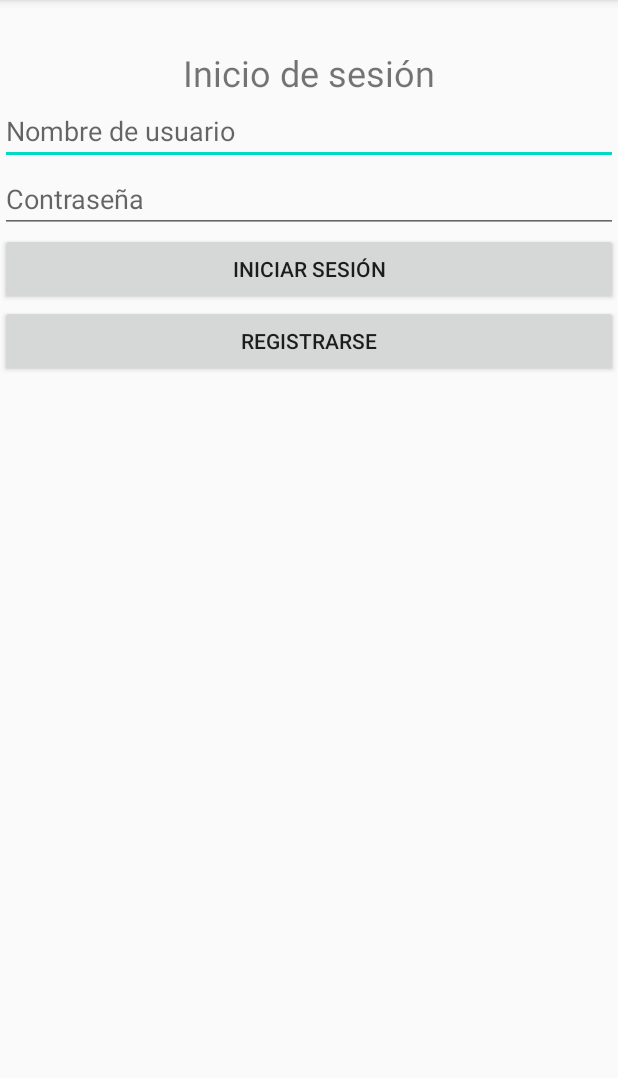
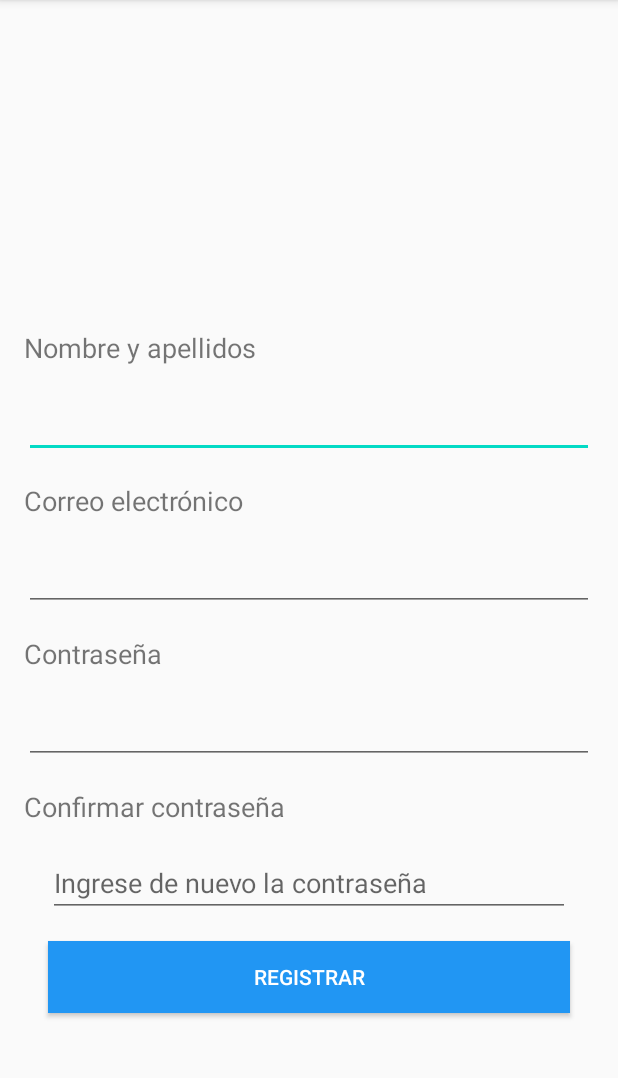
Before and after one commit to Ducexll/solCoin, an Android app: the screen it shows after launch (LoginActivity before the commit, RegistroActivity after it), after a tap on "REGISTRARSE", on a phone screen of 412 x 824 dp, the part 84-1162 px from its top. Run offline under Robolectric (Android 15) with nearby library versions, the phone set to English and light mode, and no system bars.

Commit message:
pantalla regristo añadida

```diff
--- a/app/src/main/AndroidManifest.xml
+++ b/app/src/main/AndroidManifest.xml
@@ -12,6 +12,13 @@
         android:supportsRtl="true"
         android:theme="@style/Theme.SolCoin"
         tools:targetApi="31">
+        <activity
+            android:name=".RegistroActivity"
+            android:exported="false">
+            <meta-data
+                android:name="android.app.lib_name"
+                android:value="" />
+        </activity>
         <activity
             android:name=".LoginActivity"
             android:exported="true">
--- a/app/src/main/java/tfg/solcoin/LoginActivity.java
+++ b/app/src/main/java/tfg/solcoin/LoginActivity.java
@@ -51,8 +51,8 @@ public class LoginActivity extends AppCompatActivity {
             @Override
             public void onClick(View view) {
                 // Inicia la actividad de registro de usuario
-                //Intent intent = new Intent(LoginActivity.this, RegisterActivity.class);
-                //startActivity(intent);
+                Intent intent = new Intent(LoginActivity.this, RegistroActivity.class);
+                startActivity(intent);
             }
         });
     }
--- /dev/null
+++ b/app/src/main/java/tfg/solcoin/RegistroActivity.java
@@ -0,0 +1,14 @@
+package tfg.solcoin;
+
+import androidx.appcompat.app.AppCompatActivity;
+
+import android.os.Bundle;
+
+public class RegistroActivity extends AppCompatActivity {
+
+    @Override
+    protected void onCreate(Bundle savedInstanceState) {
+        super.onCreate(savedInstanceState);
+        setContentView(R.layout.activity_registro);
+    }
+}
--- /dev/null
+++ b/app/src/main/res/layout/activity_registro.xml
@@ -0,0 +1,129 @@
+<?xml version="1.0" encoding="utf-8"?>
+<androidx.constraintlayout.widget.ConstraintLayout xmlns:android="http://schemas.android.com/apk/res/android"
+    xmlns:app="http://schemas.android.com/apk/res-auto"
+    xmlns:tools="http://schemas.android.com/tools"
+    android:layout_width="match_parent"
+    android:layout_height="match_parent"
+    tools:context=".RegistroActivity">
+
+    <TextView
+        android:id="@+id/textViewNombre"
+        android:layout_width="0dp"
+        android:layout_height="wrap_content"
+        android:layout_margin="16dp"
+        android:layout_marginBottom="24dp"
+        android:text="Nombre y apellidos"
+        android:textSize="18sp"
+        app:layout_constraintBottom_toTopOf="@+id/editTextNombre"
+        app:layout_constraintEnd_toEndOf="parent"
+        app:layout_constraintHorizontal_bias="0.0"
+        app:layout_constraintStart_toStartOf="parent" />
+
+    <EditText
+        android:id="@+id/editTextNombre"
+        android:layout_width="0dp"
+        android:layout_height="wrap_content"
+        android:layout_margin="16dp"
+        android:layout_marginBottom="24dp"
+        android:autofillHints="name"
+        android:inputType="textPersonName"
+        app:layout_constraintBottom_toTopOf="@+id/textViewCorreo"
+        app:layout_constraintEnd_toEndOf="parent"
+        app:layout_constraintStart_toStartOf="parent" />
+
+    <TextView
+        android:id="@+id/textViewCorreo"
+        android:layout_width="0dp"
+        android:layout_height="wrap_content"
+        android:layout_margin="16dp"
+        android:layout_marginBottom="24dp"
+        android:text="Correo electrónico"
+        android:textSize="18sp"
+        app:layout_constraintBottom_toTopOf="@+id/editTextCorreo"
+        app:layout_constraintEnd_toEndOf="parent"
+        app:layout_constraintStart_toStartOf="parent" />
+
+    <EditText
+        android:id="@+id/editTextCorreo"
+        android:layout_width="0dp"
+        android:layout_height="wrap_content"
+        android:layout_margin="16dp"
+        android:layout_marginBottom="24dp"
+        android:autofillHints="email"
+        android:inputType="textEmailAddress"
+        app:layout_constraintBottom_toTopOf="@+id/textViewContraseña"
+        app:layout_constraintEnd_toEndOf="parent"
+        app:layout_constraintStart_toStartOf="parent" />
+
+    <TextView
+        android:id="@+id/textViewContraseña"
+        android:layout_width="0dp"
+        android:layout_height="wrap_content"
+        android:layout_margin="16dp"
+        android:layout_marginBottom="24dp"
+        android:text="Contraseña"
+        android:textSize="18sp"
+        app:layout_constraintBottom_toTopOf="@+id/editTextContraseña"
+        app:layout_constraintEnd_toEndOf="parent"
+        app:layout_constraintHorizontal_bias="0.0"
+        app:layout_constraintStart_toStartOf="parent" />
+
+    <EditText
+        android:id="@+id/editTextContraseña"
+        android:layout_width="0dp"
+        android:layout_height="wrap_content"
+        android:layout_margin="16dp"
+        android:layout_marginBottom="24dp"
+        android:autofillHints="password"
+        android:inputType="textPassword"
+        app:layout_constraintBottom_toTopOf="@+id/textViewConfirmarContraseña"
+        app:layout_constraintEnd_toEndOf="parent"
+        app:layout_constraintStart_toStartOf="parent" />
+
+
+    <TextView
+        android:id="@+id/textViewConfirmarContraseña"
+        android:layout_width="0dp"
+        android:layout_height="wrap_content"
+        android:layout_margin="16dp"
+        android:layout_marginBottom="24dp"
+        android:text="Confirmar contraseña"
+        android:textSize="18sp"
+        app:layout_constraintBottom_toTopOf="@+id/editTextConfirmarContraseña"
+        app:layout_constraintEnd_toEndOf="parent"
+        app:layout_constraintStart_toStartOf="parent" />
+
+    <EditText
+        android:id="@+id/editTextConfirmarContraseña"
+        android:layout_width="0dp"
+        android:layout_height="wrap_content"
+        android:layout_margin="16dp"
+        android:layout_marginBottom="24dp"
+        android:autofillHints="password"
+        android:hint="Ingrese de nuevo la contraseña"
+        android:inputType="textPassword"
+        app:layout_constraintBottom_toTopOf="@+id/buttonRegistrar"
+        app:layout_constraintEnd_toEndOf="@+id/editTextContraseña"
+        app:layout_constraintStart_toStartOf="@+id/editTextContraseña" />
+
+    <Button
+        android:id="@+id/buttonRegistrar"
+        android:layout_width="0dp"
+        android:layout_height="wrap_content"
+        android:layout_margin="16dp"
+        android:layout_marginBottom="212dp"
+        android:background="#2196F3"
+        android:text="Registrar"
+        android:textColor="#FFFFFF"
+        app:layout_constraintBottom_toTopOf="@+id/guideline2"
+        app:layout_constraintEnd_toEndOf="@+id/editTextContraseña"
+        app:layout_constraintStart_toStartOf="@+id/editTextNombre" />
+
+    <androidx.constraintlayout.widget.Guideline
+        android:id="@+id/guideline2"
+        android:layout_width="wrap_content"
+        android:layout_height="wrap_content"
+        android:orientation="horizontal"
+        app:layout_constraintGuide_percent="0.9" />
+
+</androidx.constraintlayout.widget.ConstraintLayout>
```
